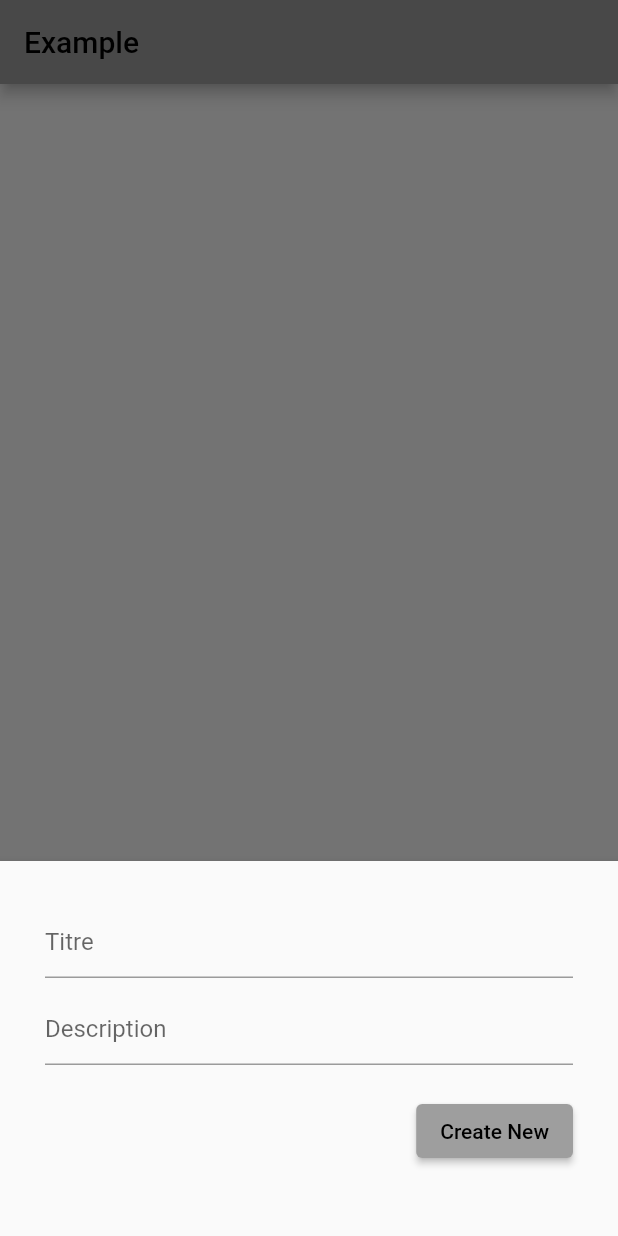
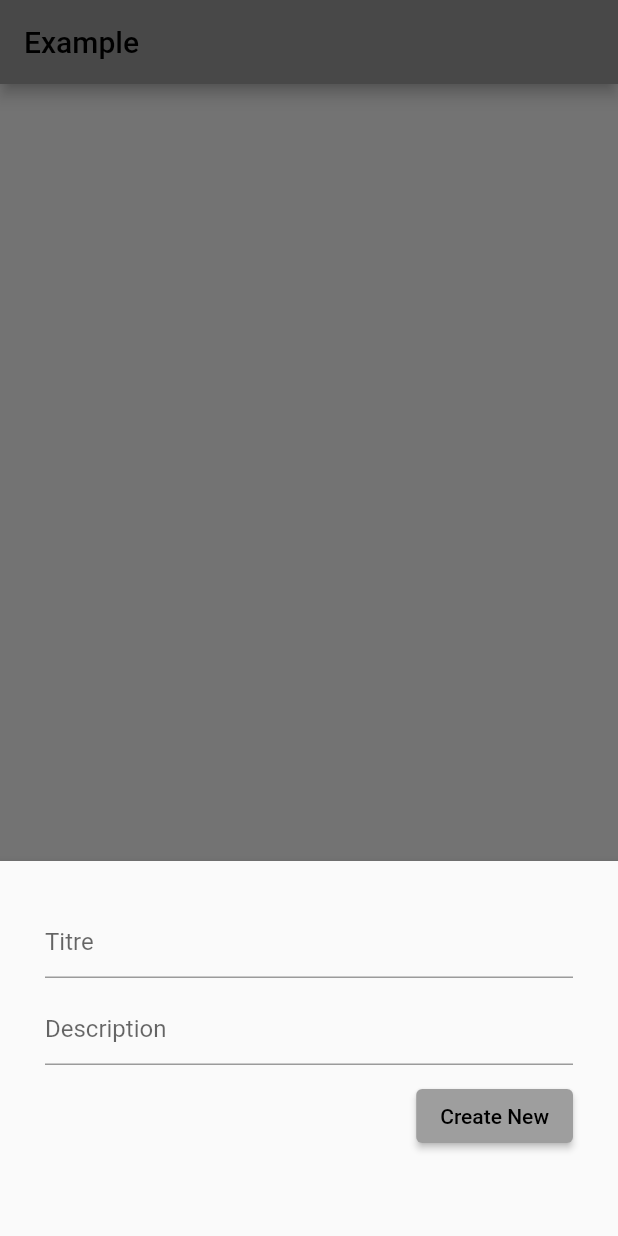
Before and after one commit to Djerade/crud_flutter, a Flutter app: the screen it shows after launch, after a tap on the "add" icon, on a phone screen of 412 x 824 dp. Run offline on Flutter 3.47's test engine with Material 2 defaults, Android fonts, the phone set to English and light mode, and no system bars; our stand-ins replace sqflite; accounts and stored records are empty.

Commit message:
version 2

```diff
--- a/lib/main.dart
+++ b/lib/main.dart
@@ -24,7 +24,6 @@ class MyApp extends StatelessWidget {
 
 class HomePage extends StatefulWidget {
   const HomePage({Key? key}) : super(key: key);
-
   @override
   _HomePageState createState() => _HomePageState();
 }
@@ -38,6 +37,7 @@ class _HomePageState extends State<HomePage> {
   // This function is used to fetch all data from the database
   void _refreshJournals() async {
     final data = await SQLHelper.getItems();
+
     setState(() {
       _journals = data;
       _isLoading = false;
@@ -90,7 +90,7 @@ class _HomePageState extends State<HomePage> {
                           const InputDecoration(hintText: 'Description'),
                     ),
                     const SizedBox(
-                      height: 20,
+                      height: 10,
                     ),
                     ElevatedButton(
                       onPressed: () async {
--- a/lib/sqflite.dart
+++ b/lib/sqflite.dart
@@ -18,7 +18,7 @@ class SQLHelper {
 
   static Future<sql.Database> db() async {
     return sql.openDatabase(
-      '/home/parfi7zhy/kindacode.db',
+      'kindacode.db',
       version: 1,
       onCreate: (sql.Database database, int version) async {
         await createTables(database);
```
